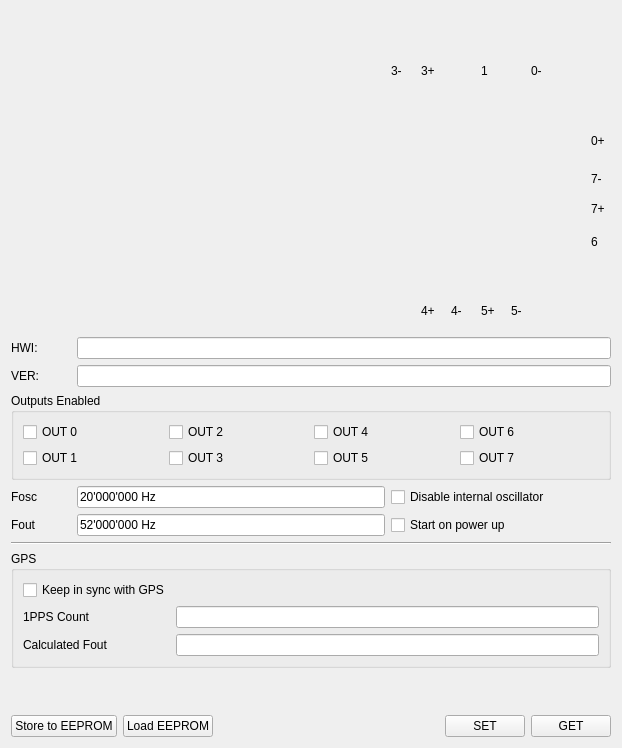
Before: the Qt Designer form host/tamer-gui/basic.ui in myriadrf/clock-tamer, drawn with Qt 5.
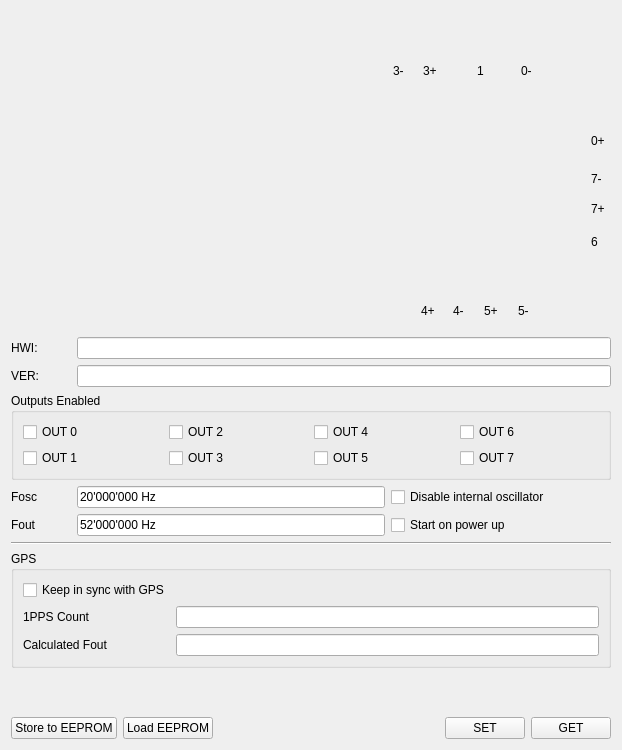
After: the same form once the commit is applied. Icons and pictures are not drawn.

Commit message: tamer-gui: Update ClockTamer picture.

Patch:
```diff
--- a/host/tamer-gui/basic.ui
+++ b/host/tamer-gui/basic.ui
@@ -7,7 +7,7 @@
     <x>0</x>
     <y>0</y>
     <width>618</width>
-    <height>748</height>
+    <height>750</height>
    </rect>
   </property>
   <property name="windowTitle">
@@ -25,7 +25,7 @@
      <widget class="QLabel" name="label_5">
       <property name="geometry">
        <rect>
-        <x>470</x>
+        <x>466</x>
         <y>50</y>
         <width>16</width>
         <height>20</height>
@@ -77,7 +77,7 @@
      <widget class="QLabel" name="label_9">
       <property name="geometry">
        <rect>
-        <x>470</x>
+        <x>473</x>
         <y>290</y>
         <width>21</width>
         <height>20</height>
@@ -90,7 +90,7 @@
      <widget class="QLabel" name="label_8">
       <property name="geometry">
        <rect>
-        <x>440</x>
+        <x>442</x>
         <y>290</y>
         <width>21</width>
         <height>20</height>
@@ -116,7 +116,7 @@
      <widget class="QLabel" name="label_10">
       <property name="geometry">
        <rect>
-        <x>380</x>
+        <x>382</x>
         <y>50</y>
         <width>21</width>
         <height>20</height>
@@ -142,7 +142,7 @@
      <widget class="QLabel" name="label_14">
       <property name="geometry">
        <rect>
-        <x>520</x>
+        <x>510</x>
         <y>50</y>
         <width>31</width>
         <height>20</height>
@@ -156,7 +156,7 @@
       <property name="geometry">
        <rect>
         <x>10</x>
-        <y>10</y>
+        <y>20</y>
         <width>591</width>
         <height>281</height>
        </rect>
@@ -171,7 +171,7 @@
      <widget class="QLabel" name="label_16">
       <property name="geometry">
        <rect>
-        <x>410</x>
+        <x>412</x>
         <y>50</y>
         <width>21</width>
         <height>20</height>
@@ -184,7 +184,7 @@
      <widget class="QLabel" name="label_17">
       <property name="geometry">
        <rect>
-        <x>500</x>
+        <x>507</x>
         <y>290</y>
         <width>21</width>
         <height>20</height>
```
Left out of the diff: 15 changed lines with no effect on the pictures. The commit also changes 1 other file.
